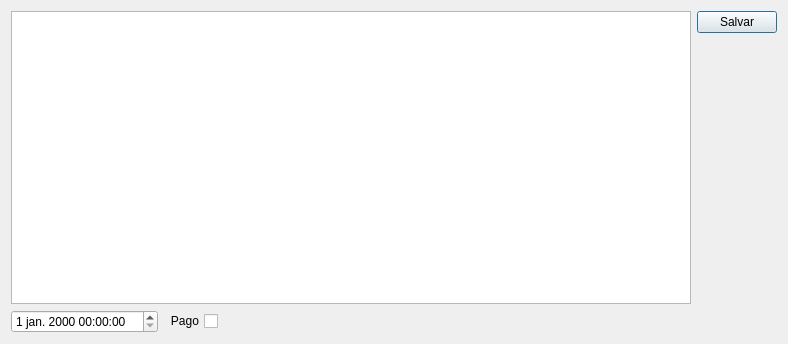
Qt form ui/contasapagar.ui (lellisls/ERP-STACCATO) before a commit.
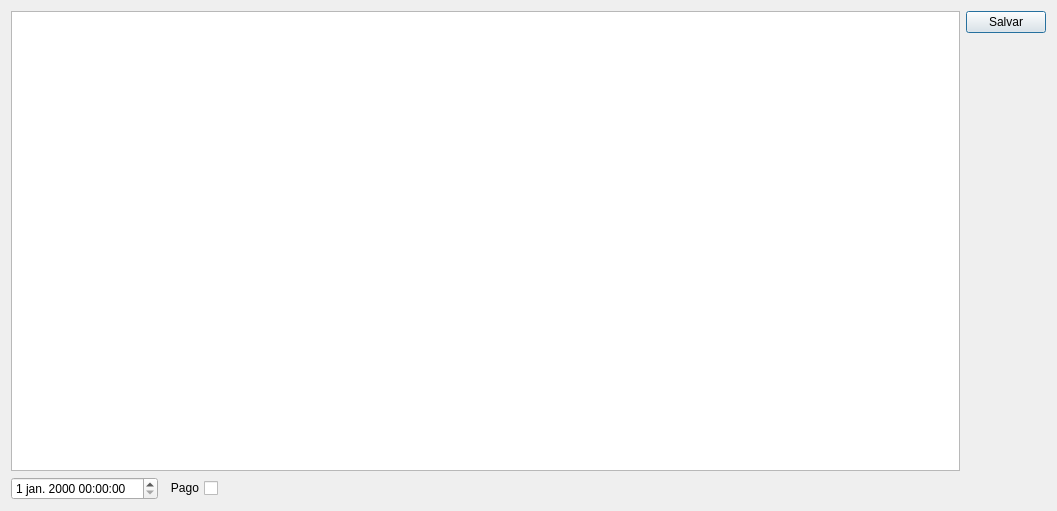
The same form after that commit.

```diff
--- a/ui/contasapagar.ui
+++ b/ui/contasapagar.ui
@@ -6,8 +6,8 @@
    <rect>
     <x>0</x>
     <y>0</y>
-    <width>788</width>
-    <height>344</height>
+    <width>1057</width>
+    <height>511</height>
    </rect>
   </property>
   <property name="windowTitle">
```
